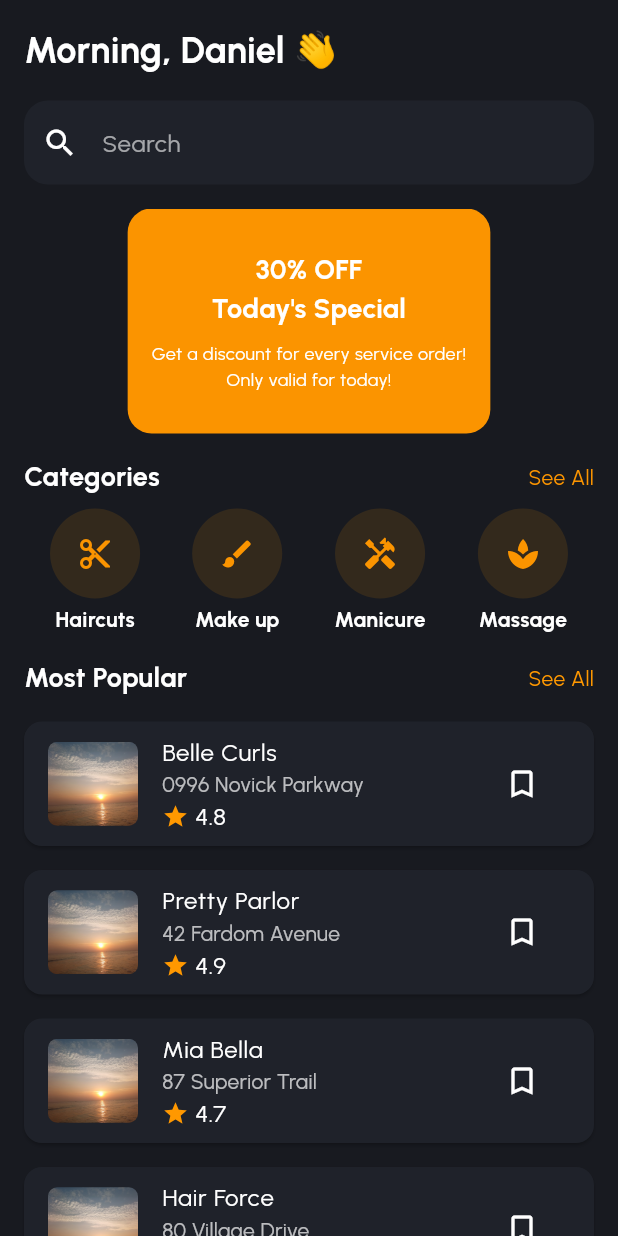
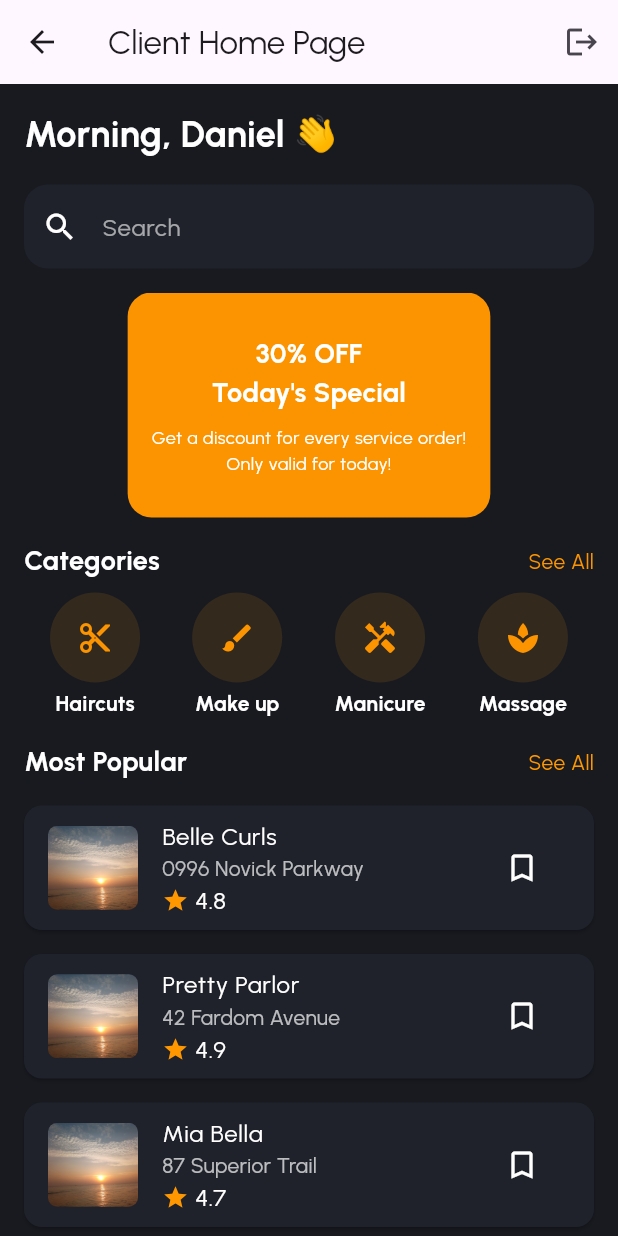
Before and after one commit to MahnoorWaseem/TrimTime-Flutter, a Flutter app: the HomeContent screen opened directly, on a phone screen of 412 x 824 dp. Run offline on Flutter 3.47's test engine with Material 3 defaults, Android fonts, the light colour scheme and no system bars; drawn by our look-alikes of carousel_slider; our stand-ins replace animated_text_kit, cloud_firestore, firebase_auth, firebase_core, flutter_animate, flutter_spinkit and 3 more; accounts and stored records are empty; network calls fail.

Commit message:
feat : client home integrated

```diff
--- a/lib/views/authentication/signup_page.dart
+++ b/lib/views/authentication/signup_page.dart
@@ -5,6 +5,8 @@ import 'package:trim_time/views/barberScreens/home_barber.dart';
 import 'package:trim_time/views/clientScreens/home_client.dart';
 import 'package:trim_time/views/barberScreens/registeration_barber.dart';
 import 'package:trim_time/views/clientScreens/registration_client.dart';
+import 'package:trim_time/views/homescreenclient/homecontent.dart';
+import 'package:trim_time/views/homescreenclient/homescreenclient.dart';
 
 class Signup extends StatefulWidget {
   const Signup({super.key});
@@ -39,7 +41,7 @@ class _SignupState extends State<Signup> {
         if (isRegistered) {
           Navigator.pushReplacement(
             context,
-            MaterialPageRoute(builder: (context) => ClientHomePage()),
+            MaterialPageRoute(builder: (context) => HomeScreen()),
           );
         } else {
           Navigator.pushReplacement(
--- a/lib/views/clientScreens/registration_client.dart
+++ b/lib/views/clientScreens/registration_client.dart
@@ -3,6 +3,8 @@ import 'package:trim_time/controller/firestore.dart';
 import 'package:trim_time/controller/local_storage.dart';
 import 'package:trim_time/controller/login.dart';
 import 'package:trim_time/views/clientScreens/home_client.dart';
+import 'package:trim_time/views/homescreenclient/homecontent.dart';
+import 'package:trim_time/views/homescreenclient/homescreenclient.dart';
 import 'package:trim_time/views/sign_in.dart';
 
 class ClientRegistrationPage extends StatefulWidget {
@@ -173,8 +175,7 @@ class _ClientRegistrationPageState extends State<ClientRegistrationPage> {
 
                         Navigator.pushReplacement(
                           context,
-                          MaterialPageRoute(
-                              builder: (context) => ClientHomePage()),
+                          MaterialPageRoute(builder: (context) => HomeScreen()),
                         );
 
                         await updateUserDataInLocalStorage(
--- a/lib/views/homescreenclient/homecontent.dart
+++ b/lib/views/homescreenclient/homecontent.dart
@@ -1,13 +1,66 @@
 import 'package:flutter/material.dart';
 import 'package:carousel_slider/carousel_slider.dart';
+import 'package:provider/provider.dart';
 import 'package:trim_time/colors/custom_colors.dart';
+import 'package:trim_time/controller/local_storage.dart';
+import 'package:trim_time/controller/login.dart';
+import 'package:trim_time/providers/sample_provider.dart';
+import 'package:trim_time/views/sign_in.dart';
 
-class HomeContent extends StatelessWidget {
+class HomeContent extends StatefulWidget {
   const HomeContent({Key? key}) : super(key: key);
 
   @override
+  State<HomeContent> createState() => _HomeContentState();
+}
+
+class _HomeContentState extends State<HomeContent> {
+  late Map<String, dynamic> localData;
+
+  final isClient = true;
+
+  bool _isLoading = true;
+
+  _loadData() async {
+    localData = await getDataFromLocalStorage();
+
+    setState(() {
+      _isLoading = false;
+    });
+  }
+
+  @override
+  void initState() {
+    // TODO: implement initState
+    super.initState();
+    _loadData();
+  }
+
+  @override
   Widget build(BuildContext context) {
-    return Container(
+    SampleProvider sampleProvider =
+        Provider.of<SampleProvider>(context, listen: false);
+    return Scaffold(
+        appBar: AppBar(
+          title: const Text('Client Home Page'),
+          actions: [
+            IconButton(
+              onPressed: () async {
+                await signOut();
+                Navigator.pushReplacement(
+                  context,
+                  MaterialPageRoute(builder: (context) => SignIn()),
+                );
+              },
+              icon: const Icon(Icons.logout),
+            ),
+          ],
+        ),
+        body: _isLoading
+            ? const Center(
+                child: CircularProgressIndicator(),
+              )
+            : Container(
                 color: CustomColors.gunmetal,
                 child: SingleChildScrollView(
                   padding: const EdgeInsets.all(16.0),
@@ -26,9 +79,10 @@ class HomeContent extends StatelessWidget {
                       TextField(
                         decoration: InputDecoration(
                           hintText: 'Search',
-                hintStyle:
-                    TextStyle(color: CustomColors.white.withOpacity(0.6)),
-                prefixIcon: Icon(Icons.search, color: CustomColors.white),
+                          hintStyle: TextStyle(
+                              color: CustomColors.white.withOpacity(0.6)),
+                          prefixIcon:
+                              Icon(Icons.search, color: CustomColors.white),
                           border: OutlineInputBorder(
                             borderRadius: BorderRadius.circular(16),
                             borderSide: BorderSide.none,
@@ -47,7 +101,8 @@ class HomeContent extends StatelessWidget {
                           aspectRatio: 16 / 9,
                           autoPlayCurve: Curves.fastOutSlowIn,
                           enableInfiniteScroll: true,
-                autoPlayAnimationDuration: Duration(milliseconds: 800),
+                          autoPlayAnimationDuration:
+                              Duration(milliseconds: 800),
                           viewportFraction: 0.8,
                         ),
                         items: [
@@ -121,7 +176,7 @@ class HomeContent extends StatelessWidget {
                     ],
                   ),
                 ),
-    );
+              ));
   }
 }
 
@@ -308,7 +363,7 @@ class _LocationCardState extends State<LocationCard> {
             ),
             title: Text(
               widget.title,
-              style:const TextStyle(color: Colors.white),
+              style: const TextStyle(color: Colors.white),
             ),
             subtitle: Column(
               crossAxisAlignment: CrossAxisAlignment.start,
--- a/lib/views/sign_in.dart
+++ b/lib/views/sign_in.dart
@@ -10,6 +10,8 @@ import 'package:trim_time/views/barberScreens/home_barber.dart';
 import 'package:trim_time/views/barberScreens/registeration_barber.dart';
 import 'package:trim_time/views/clientScreens/home_client.dart';
 import 'package:trim_time/views/clientScreens/registration_client.dart';
+import 'package:trim_time/views/homescreenclient/homecontent.dart';
+import 'package:trim_time/views/homescreenclient/homescreenclient.dart';
 
 class SignIn extends StatefulWidget {
   const SignIn({super.key});
@@ -40,7 +42,7 @@ class _SignInState extends State<SignIn> {
         if (isRegistered) {
           Navigator.pushReplacement(
             context,
-            MaterialPageRoute(builder: (context) => ClientHomePage()),
+            MaterialPageRoute(builder: (context) => HomeScreen()),
           );
         } else {
           Navigator.pushReplacement(
--- a/lib/views/splashSreen/splash_screen.dart
+++ b/lib/views/splashSreen/splash_screen.dart
@@ -5,6 +5,8 @@ import 'package:trim_time/views/barberScreens/home_barber.dart';
 import 'package:trim_time/views/clientScreens/home_client.dart';
 import 'package:trim_time/views/barberScreens/registeration_barber.dart';
 import 'package:trim_time/views/clientScreens/registration_client.dart';
+import 'package:trim_time/views/homescreenclient/homecontent.dart';
+import 'package:trim_time/views/homescreenclient/homescreenclient.dart';
 import 'package:trim_time/views/onBoardingScreens/loading_screen.dart';
 import 'package:trim_time/views/onBoardingScreens/welcome_screen.dart';
 import 'package:trim_time/views/sign_in.dart';
@@ -41,7 +43,7 @@ class _SplashScreenState extends State<SplashScreen> {
           if (isRegistered) {
             Navigator.pushReplacement(
               context,
-              MaterialPageRoute(builder: (context) => ClientHomePage()),
+              MaterialPageRoute(builder: (context) => HomeScreen()),
             );
           } else {
             Navigator.pushReplacement(
```
Also changed, not shown: lib/components/bottomnavigation/bottomnavigation.dart (+20 -12 lines). Lines whose indentation alone changed are shown as unchanged.
